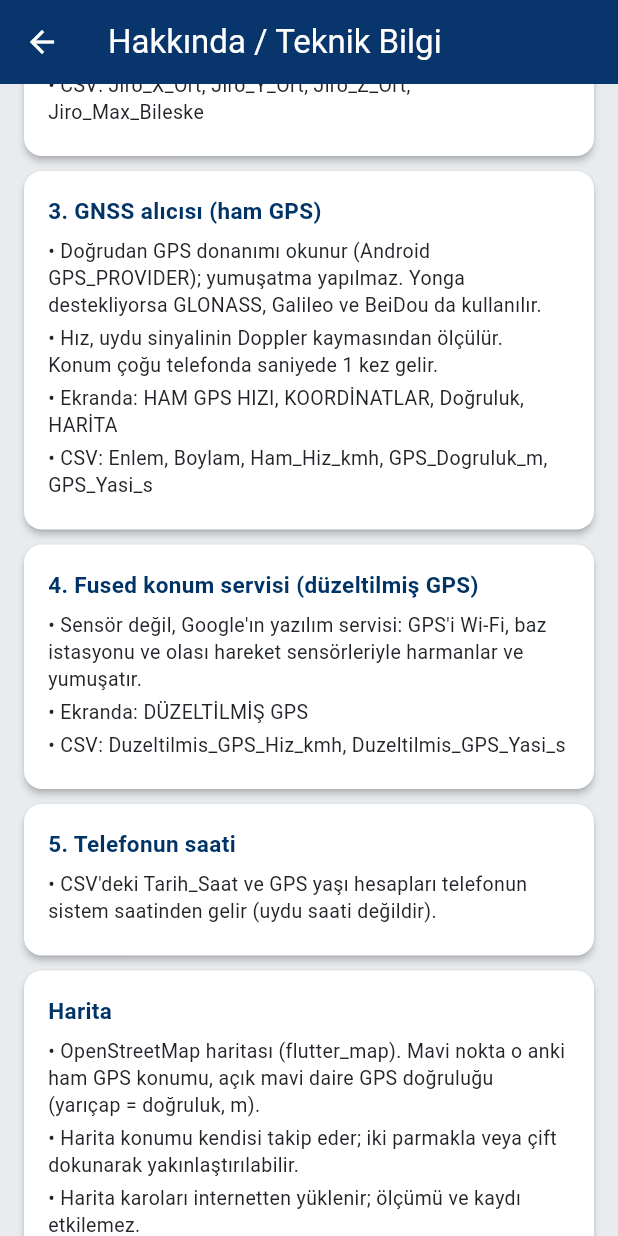
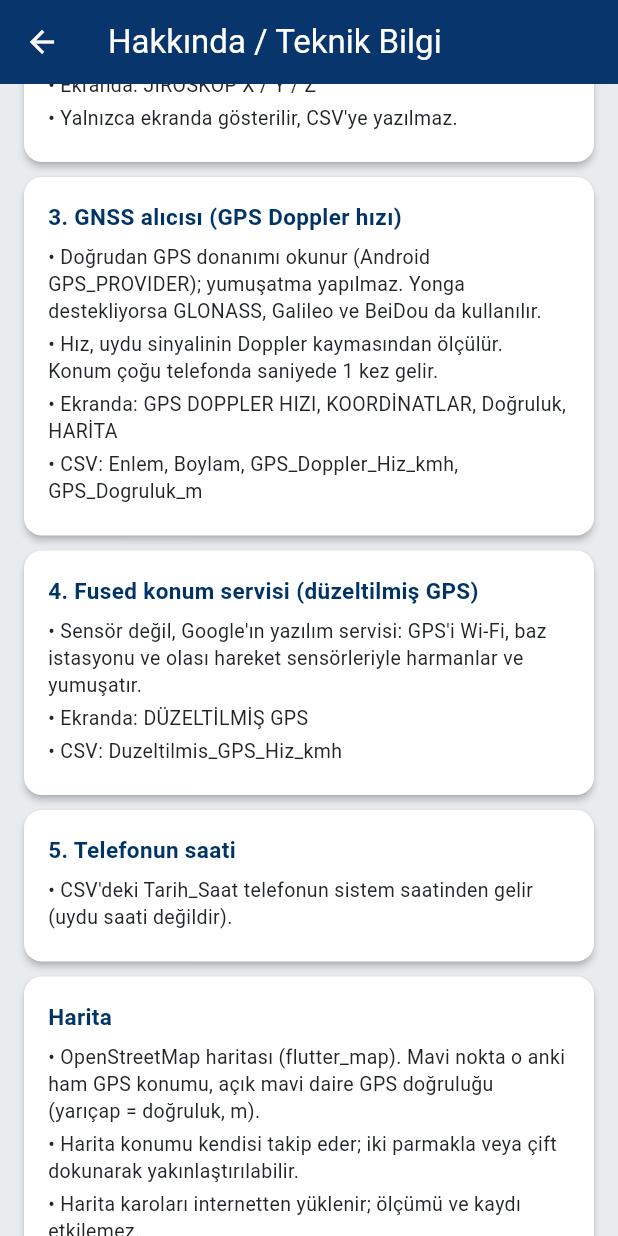
Before and after one commit to UirosRios/kaan-usta, a Flutter app: the AboutPage screen opened directly, scrolled down 1152 dp, on a phone screen of 412 x 824 dp. Run offline on Flutter 3.47's test engine with Material 3 defaults, Android fonts, the phone set to English and light mode, and no system bars; our stand-ins replace flutter_map, geolocator, latlong2, sensors_plus, share_plus, wakelock_plus; network calls fail.

Commit message:
CSV'yi sadeleştir; ham hızı GPS Doppler Hızı olarak adlandır
CSV 25 sütundan 10 sütuna indi: Dikey_Net, Toplam_RMS, Egim_derece,
Z ekseni ve jiroskop sütunları ile GPS yaşı sütunları çıkarıldı.
Bu değerler (GPS yaşı hariç) ekranda gösterilmeye devam ediyor.

Co-Authored-By: Claude Opus 5.5 <noreply@anthropic.com>
Claude-Session: https://claude.ai/code/session_01FvWZMbA4BccxjfAmfRcXCL

```diff
--- a/lib/about_page.dart
+++ b/lib/about_page.dart
@@ -44,7 +44,8 @@ class AboutPage extends StatelessWidget {
               'Z-EKSENİ: yalnızca telefonun kendi Z ekseni (ekrana dik). Telefon yatay değilse düşey sarsıntının bir kısmını ölçer.',
               'EĞİM: telefonun yataydan eğimi (ekran yukarı ve yatayken 0°).',
               'Örnekleme: ~200 Hz istenir (5 ms; kısa çukur darbelerinin tepesi kaçmasın diye). Gerçek sayı CSV\'de Ivme_Ornek_Sayisi (~100 / 0,5 sn beklenir); telefonun verebildiği en yüksek hız BU CİHAZ bölümünde.',
-              'CSV: Dikey_Net, Dikey_RMS, Dikey_Min, Dikey_Max, Toplam_RMS, Egim_derece, Z_Net, Z_Ham, Z_Ham_Ort, Z_Net_RMS, Z_Net_Min, Z_Net_Max, Ivme_Ornek_Sayisi',
+              'TOPLAM, Z-EKSENİ ve EĞİM yalnızca ekranda gösterilir, CSV\'ye yazılmaz.',
+              'CSV: Dikey_RMS, Dikey_Min, Dikey_Max, Ivme_Ornek_Sayisi',
             ],
           ),
           const _InfoCard(
@@ -54,16 +55,16 @@ class AboutPage extends StatelessWidget {
               'Telefon ekranı yukarı, üst kenarı ileri bakacak şekilde takılıysa: X = öne/arkaya eğilme, Y = yana yatma, Z = sağa/sola dönüş.',
               'Örnekleme: ~200 Hz istenir.',
               'Ekranda: JİROSKOP X / Y / Z',
-              'CSV: Jiro_X_Ort, Jiro_Y_Ort, Jiro_Z_Ort, Jiro_Max_Bileske',
+              'Yalnızca ekranda gösterilir, CSV\'ye yazılmaz.',
             ],
           ),
           const _InfoCard(
-            title: '3. GNSS alıcısı (ham GPS)',
+            title: '3. GNSS alıcısı (GPS Doppler hızı)',
             lines: [
               'Doğrudan GPS donanımı okunur (Android GPS_PROVIDER); yumuşatma yapılmaz. Yonga destekliyorsa GLONASS, Galileo ve BeiDou da kullanılır.',
               'Hız, uydu sinyalinin Doppler kaymasından ölçülür. Konum çoğu telefonda saniyede 1 kez gelir.',
-              'Ekranda: HAM GPS HIZI, KOORDİNATLAR, Doğruluk, HARİTA',
-              'CSV: Enlem, Boylam, Ham_Hiz_kmh, GPS_Dogruluk_m, GPS_Yasi_s',
+              'Ekranda: GPS DOPPLER HIZI, KOORDİNATLAR, Doğruluk, HARİTA',
+              'CSV: Enlem, Boylam, GPS_Doppler_Hiz_kmh, GPS_Dogruluk_m',
             ],
           ),
           const _InfoCard(
@@ -71,13 +72,13 @@ class AboutPage extends StatelessWidget {
             lines: [
               'Sensör değil, Google\'ın yazılım servisi: GPS\'i Wi-Fi, baz istasyonu ve olası hareket sensörleriyle harmanlar ve yumuşatır.',
               'Ekranda: DÜZELTİLMİŞ GPS',
-              'CSV: Duzeltilmis_GPS_Hiz_kmh, Duzeltilmis_GPS_Yasi_s',
+              'CSV: Duzeltilmis_GPS_Hiz_kmh',
             ],
           ),
           const _InfoCard(
             title: '5. Telefonun saati',
             lines: [
-              'CSV\'deki Tarih_Saat ve GPS yaşı hesapları telefonun sistem saatinden gelir (uydu saati değildir).',
+              'CSV\'deki Tarih_Saat telefonun sistem saatinden gelir (uydu saati değildir).',
             ],
           ),
           const _InfoCard(
@@ -94,10 +95,9 @@ class AboutPage extends StatelessWidget {
             lines: [
               'Her 0,5 saniyede bir CSV satırı yazılır (saniyede 2 satır).',
               'CSV Türkçe Excel biçimindedir: sütunlar noktalı virgülle (;), ondalıklar virgülle (,) ayrılır.',
-              'İvmeölçer ve jiroskop için o 0,5 sn içindeki tüm örneklerin istatistiği alınır.',
+              'Dikey sarsıntı için o 0,5 sn içindeki tüm örneklerin (~100) istatistiği alınır.',
               'Dikey_RMS: dikey sarsıntının pencere içindeki RMS\'i = ana sarsıntı şiddeti ölçüsü.',
-              'Toplam_RMS: üç eksen titreşiminin RMS\'i. Egim_derece: pencere içindeki ortalama eğim.',
-              'Z_Net_RMS: yalnızca telefonun Z ekseni için aynı ölçü (telefon yatayken Dikey_RMS ile aynıdır).',
+              'Dikey_Min / Dikey_Max: pencere içindeki en büyük aşağı / yukarı darbe.',
               'Doğruluğu 50 m\'den kötü GPS konumları atılır.',
             ],
           ),
@@ -114,7 +114,7 @@ class AboutPage extends StatelessWidget {
             title: 'Montaj',
             lines: [
               'Telefon araca sıkıca sabitlenmelidir; açısı önemli değildir (dikey sarsıntı açıdan bağımsız hesaplanır). Gevşek tutucu veya cep/çanta ölçümü bozar.',
-              'Montaj açısı her kayıtta Egim_derece sütununa yazılır.',
+              'Montaj açısı ana ekranda EĞİM olarak görülebilir.',
               'Kayıt boyunca uygulama açık ve ön planda kalmalıdır (ekran otomatik kapanmaz).',
             ],
           ),
```
Also changed, not shown: lib/main.dart (+13 -80 lines), 1 other file.
